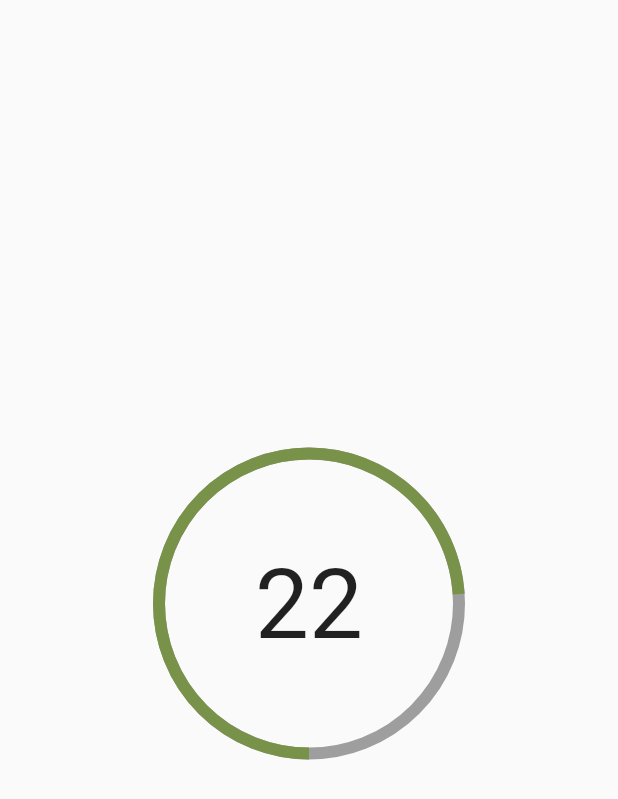
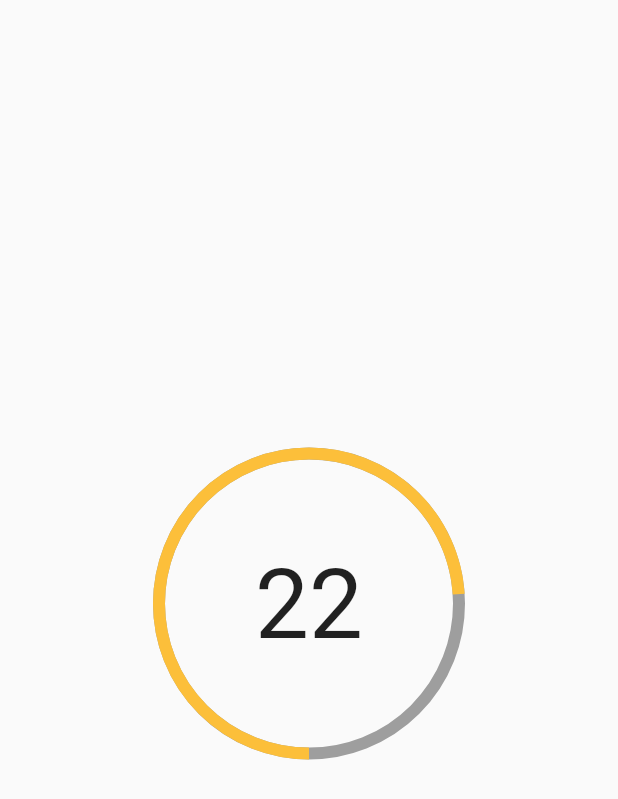
Before and after one commit to karashiiro/DutyDialer, a Flutter app: the screen it shows after launch, on a phone screen of 412 x 824 dp. Shown: the top 799 px of the screen. Run offline on Flutter 3.47's test engine with Material 2 defaults, Android fonts, the phone set to English and light mode, and no system bars; our stand-ins replace socket_io_client; network calls fail.

Commit message:
chore(app): use yellow-red gradient on timer

```diff
--- a/app/lib/timer.dart
+++ b/app/lib/timer.dart
@@ -21,9 +21,9 @@ class _TimerState extends State<Timer> with TickerProviderStateMixin {
         setState(() {});
       });
     colorTween = controller.drive(ColorTween(
-      // These get reversed, so it becomes from green to red
+      // These get reversed, so it becomes from yellow to red
       begin: Colors.red,
-      end: Colors.green,
+      end: Colors.yellow,
     ));
     controller.reverse();
     super.initState();
```
